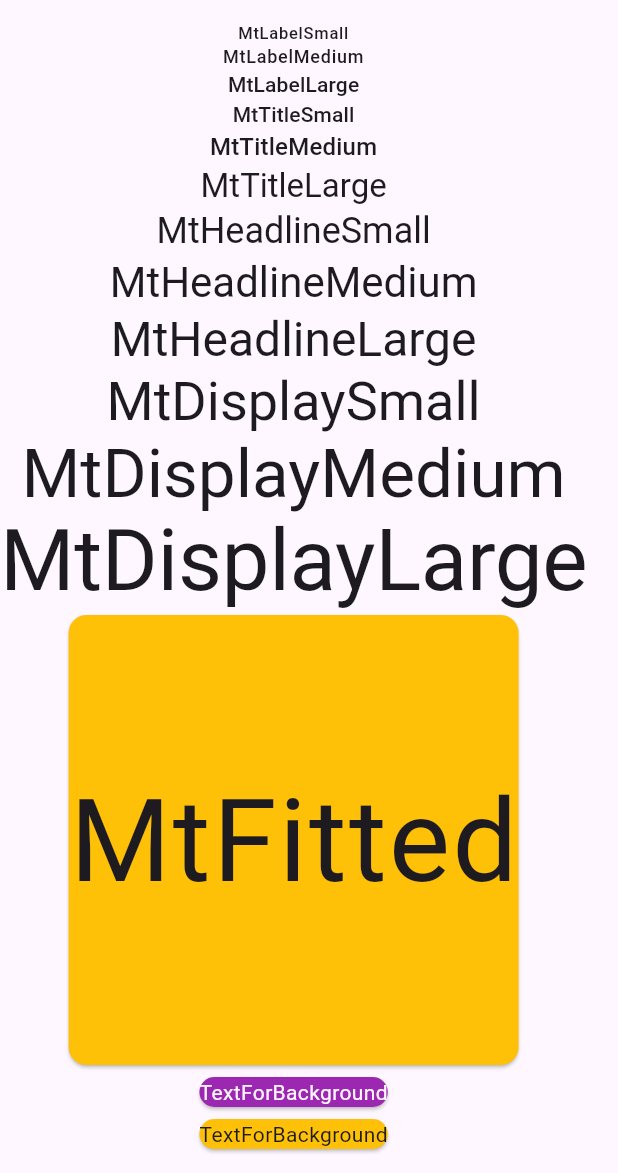
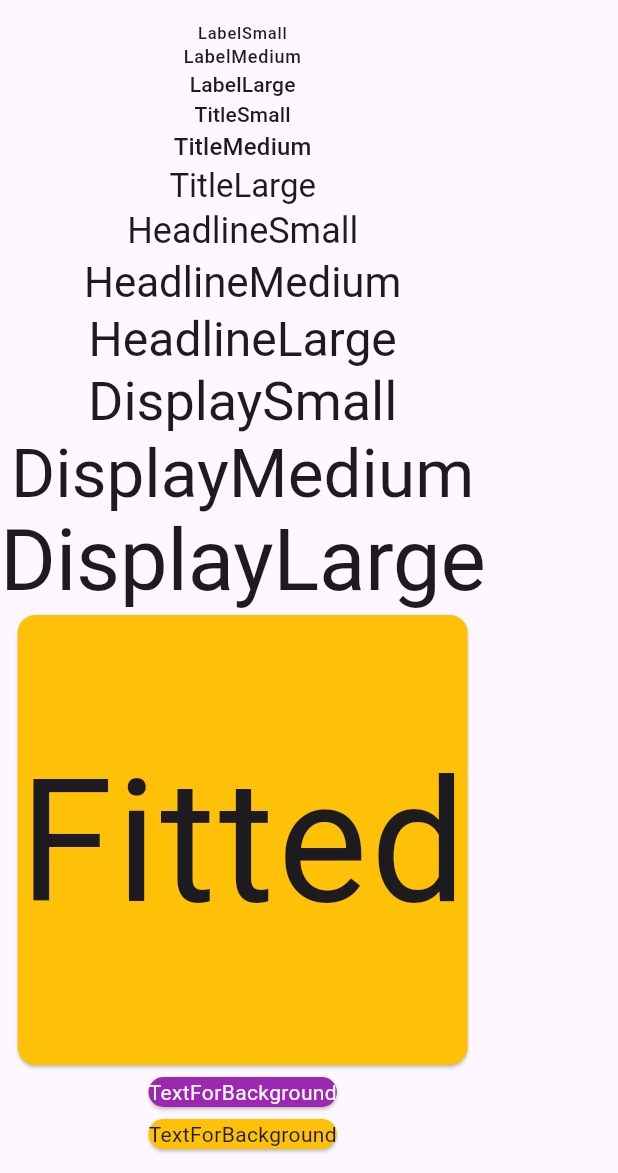
Before and after one commit to hamishnorton/material_text, a Flutter app: the screen it shows after launch, on a phone screen of 412 x 824 dp, the part 63-1236 px from its top. Run offline on Flutter 3.47's test engine with Material 3 defaults, Android fonts, the phone set to English and light mode, and no system bars.

Commit message:
Removed the Mt prefix

```diff
--- a/example/lib/main.dart
+++ b/example/lib/main.dart
@@ -28,28 +28,28 @@ class MaterialTextDemo extends StatelessWidget {
   Widget build(BuildContext context) {
     return Scaffold(
       appBar: AppBar(title: const Text(kAppTitle)),
-      body: SafeArea(
+      body: const SafeArea(
         child: SingleChildScrollView(
           child: Column(
-            children: const [
-              MtLabelSmall('MtLabelSmall'),
-              MtLabelMedium('MtLabelMedium'),
-              MtLabelLarge('MtLabelLarge'),
-              MtTitleSmall('MtTitleSmall'),
-              MtTitleMedium('MtTitleMedium'),
-              MtTitleLarge('MtTitleLarge'),
-              MtHeadlineSmall('MtHeadlineSmall'),
-              MtHeadlineMedium('MtHeadlineMedium'),
-              MtHeadlineLarge('MtHeadlineLarge'),
-              MtDisplaySmall('MtDisplaySmall'),
-              MtDisplayMedium('MtDisplayMedium'),
-              MtDisplayLarge('MtDisplayLarge'),
+            children: [
+              LabelSmall('LabelSmall'),
+              LabelMedium('LabelMedium'),
+              LabelLarge('LabelLarge'),
+              TitleSmall('TitleSmall'),
+              TitleMedium('TitleMedium'),
+              TitleLarge('TitleLarge'),
+              HeadlineSmall('HeadlineSmall'),
+              HeadlineMedium('HeadlineMedium'),
+              HeadlineLarge('HeadlineLarge'),
+              DisplaySmall('DisplaySmall'),
+              DisplayMedium('DisplayMedium'),
+              DisplayLarge('DisplayLarge'),
               Card(
                 color: Colors.amber,
                 child: SizedBox(
                   width: 300,
                   height: 300,
-                  child: MtFitted('MtFitted'),
+                  child: FittedText('Fitted'),
                 ),
               ),
               Card(
--- a/lib/material_text.dart
+++ b/lib/material_text.dart
@@ -1,16 +1,16 @@
 library material_text;
 
-export 'src/mt_display_large.dart';
-export 'src/mt_display_medium.dart';
-export 'src/mt_display_small.dart';
-export 'src/mt_headline_large.dart';
-export 'src/mt_headline_medium.dart';
-export 'src/mt_headline_small.dart';
-export 'src/mt_label_large.dart';
-export 'src/mt_label_medium.dart';
-export 'src/mt_label_small.dart';
-export 'src/mt_title_large.dart';
-export 'src/mt_title_medium.dart';
-export 'src/mt_title_small.dart';
-export 'src/mt_fitted.dart';
+export 'src/display_large.dart';
+export 'src/display_medium.dart';
+export 'src/display_small.dart';
+export 'src/headline_large.dart';
+export 'src/headline_medium.dart';
+export 'src/headline_small.dart';
+export 'src/label_large.dart';
+export 'src/label_medium.dart';
+export 'src/label_small.dart';
+export 'src/title_large.dart';
+export 'src/title_medium.dart';
+export 'src/title_small.dart';
+export 'src/fitted_text.dart';
 export 'src/text_for_background.dart';
--- a/lib/src/mt_display_large.dart
+++ b/lib/src/display_large.dart
@@ -1,8 +1,7 @@
-
 import 'package:flutter/material.dart';
 
-class MtDisplayLarge extends StatelessWidget {
-  const MtDisplayLarge(this.text, {Key? key}) : super(key: key);
+class DisplayLarge extends StatelessWidget {
+  const DisplayLarge(this.text, {Key? key}) : super(key: key);
   final String text;
 
   @override
--- a/lib/src/mt_title_medium.dart
+++ b/lib/src/display_medium.dart
@@ -1,7 +1,7 @@
 import 'package:flutter/material.dart';
 
-class MtTitleMedium extends StatelessWidget {
-  const MtTitleMedium(this.text, {Key? key}) : super(key: key);
+class DisplayMedium extends StatelessWidget {
+  const DisplayMedium(this.text, {Key? key}) : super(key: key);
   final String text;
 
   @override
@@ -9,7 +9,7 @@ class MtTitleMedium extends StatelessWidget {
     debugPrint('TxDisplayMedium.build()');
     return Text(
       text,
-      style: Theme.of(context).textTheme.titleMedium,
+      style: Theme.of(context).textTheme.displayMedium,
       textAlign: TextAlign.center,
     );
   }
--- a/lib/src/mt_display_small.dart
+++ b/lib/src/display_small.dart
@@ -1,8 +1,7 @@
-
 import 'package:flutter/material.dart';
 
-class MtDisplaySmall extends StatelessWidget {
-  const MtDisplaySmall(this.text, {Key? key}) : super(key: key);
+class DisplaySmall extends StatelessWidget {
+  const DisplaySmall(this.text, {Key? key}) : super(key: key);
   final String text;
 
   @override
--- a/lib/src/mt_fitted.dart
+++ b/lib/src/fitted_text.dart
@@ -1,8 +1,8 @@
 import 'package:flutter/material.dart';
 
 /// Provides a Text widget fitted width available
-class MtFitted extends StatelessWidget {
-  const MtFitted(this.text, {Key? key}) : super(key: key);
+class FittedText extends StatelessWidget {
+  const FittedText(this.text, {Key? key}) : super(key: key);
   final String text;
 
   @override
--- a/lib/src/mt_headline_large.dart
+++ b/lib/src/headline_large.dart
@@ -1,8 +1,7 @@
-
 import 'package:flutter/material.dart';
 
-class MtHeadlineLarge extends StatelessWidget {
-  const MtHeadlineLarge(this.text, {Key? key}) : super(key: key);
+class HeadlineLarge extends StatelessWidget {
+  const HeadlineLarge(this.text, {Key? key}) : super(key: key);
   final String text;
 
   @override
--- a/lib/src/mt_headline_small.dart
+++ b/lib/src/headline_medium.dart
@@ -1,8 +1,7 @@
-
 import 'package:flutter/material.dart';
 
-class MtHeadlineSmall extends StatelessWidget {
-  const MtHeadlineSmall(this.text, {Key? key}) : super(key: key);
+class HeadlineMedium extends StatelessWidget {
+  const HeadlineMedium(this.text, {Key? key}) : super(key: key);
   final String text;
 
   @override
@@ -10,7 +9,7 @@ class MtHeadlineSmall extends StatelessWidget {
     debugPrint('TxHeadlineMedium.build()');
     return Text(
       text,
-      style: Theme.of(context).textTheme.headlineSmall,
+      style: Theme.of(context).textTheme.headlineMedium,
       textAlign: TextAlign.center,
     );
   }
--- a/lib/src/mt_headline_medium.dart
+++ b/lib/src/headline_small.dart
@@ -1,8 +1,7 @@
-
 import 'package:flutter/material.dart';
 
-class MtHeadlineMedium extends StatelessWidget {
-  const MtHeadlineMedium(this.text, {Key? key}) : super(key: key);
+class HeadlineSmall extends StatelessWidget {
+  const HeadlineSmall(this.text, {Key? key}) : super(key: key);
   final String text;
 
   @override
@@ -10,7 +9,7 @@ class MtHeadlineMedium extends StatelessWidget {
     debugPrint('TxHeadlineMedium.build()');
     return Text(
       text,
-      style: Theme.of(context).textTheme.headlineMedium,
+      style: Theme.of(context).textTheme.headlineSmall,
       textAlign: TextAlign.center,
     );
   }
--- a/lib/src/mt_label_large.dart
+++ b/lib/src/label_large.dart
@@ -1,8 +1,7 @@
-
 import 'package:flutter/material.dart';
 
-class MtLabelLarge extends StatelessWidget {
-  const MtLabelLarge(this.text, {Key? key}) : super(key: key);
+class LabelLarge extends StatelessWidget {
+  const LabelLarge(this.text, {Key? key}) : super(key: key);
   final String text;
 
   @override
--- a/lib/src/mt_label_medium.dart
+++ b/lib/src/label_medium.dart
@@ -1,8 +1,7 @@
-
 import 'package:flutter/material.dart';
 
-class MtLabelMedium extends StatelessWidget {
-  const MtLabelMedium(this.text, {Key? key}) : super(key: key);
+class LabelMedium extends StatelessWidget {
+  const LabelMedium(this.text, {Key? key}) : super(key: key);
   final String text;
 
   @override
--- a/lib/src/mt_label_small.dart
+++ b/lib/src/label_small.dart
@@ -1,8 +1,7 @@
-
 import 'package:flutter/material.dart';
 
-class MtLabelSmall extends StatelessWidget {
-  const MtLabelSmall(this.text, {Key? key}) : super(key: key);
+class LabelSmall extends StatelessWidget {
+  const LabelSmall(this.text, {Key? key}) : super(key: key);
   final String text;
 
   @override
--- a/lib/src/mt_title_large.dart
+++ b/lib/src/title_large.dart
@@ -1,8 +1,7 @@
-
 import 'package:flutter/material.dart';
 
-class MtTitleLarge extends StatelessWidget {
-  const MtTitleLarge(this.text, {Key? key}) : super(key: key);
+class TitleLarge extends StatelessWidget {
+  const TitleLarge(this.text, {Key? key}) : super(key: key);
   final String text;
 
   @override
--- a/lib/src/mt_display_medium.dart
+++ b/lib/src/title_medium.dart
@@ -1,8 +1,7 @@
-
 import 'package:flutter/material.dart';
 
-class MtDisplayMedium extends StatelessWidget {
-  const MtDisplayMedium(this.text, {Key? key}) : super(key: key);
+class TitleMedium extends StatelessWidget {
+  const TitleMedium(this.text, {Key? key}) : super(key: key);
   final String text;
 
   @override
@@ -10,7 +9,7 @@ class MtDisplayMedium extends StatelessWidget {
     debugPrint('TxDisplayMedium.build()');
     return Text(
       text,
-      style: Theme.of(context).textTheme.displayMedium,
+      style: Theme.of(context).textTheme.titleMedium,
       textAlign: TextAlign.center,
     );
   }
--- a/lib/src/mt_title_small.dart
+++ b/lib/src/title_small.dart
@@ -1,8 +1,7 @@
-
 import 'package:flutter/material.dart';
 
-class MtTitleSmall extends StatelessWidget {
-  const MtTitleSmall(this.text, {Key? key}) : super(key: key);
+class TitleSmall extends StatelessWidget {
+  const TitleSmall(this.text, {Key? key}) : super(key: key);
   final String text;
 
   @override
--- a/pubspec.yaml
+++ b/pubspec.yaml
@@ -4,7 +4,8 @@ version: 0.0.1
 homepage: https://prozine.dev/material_text
 
 environment:
-  sdk: '>=2.19.2 <3.0.0'
+  # sdk: '>=2.19.2 <3.0.0'
+  sdk: '>=3.2.4 <4.0.0'
   flutter: ">=1.17.0"
 
 dependencies:
```
Also changed, not shown: example/pubspec.lock, 6 other files.
